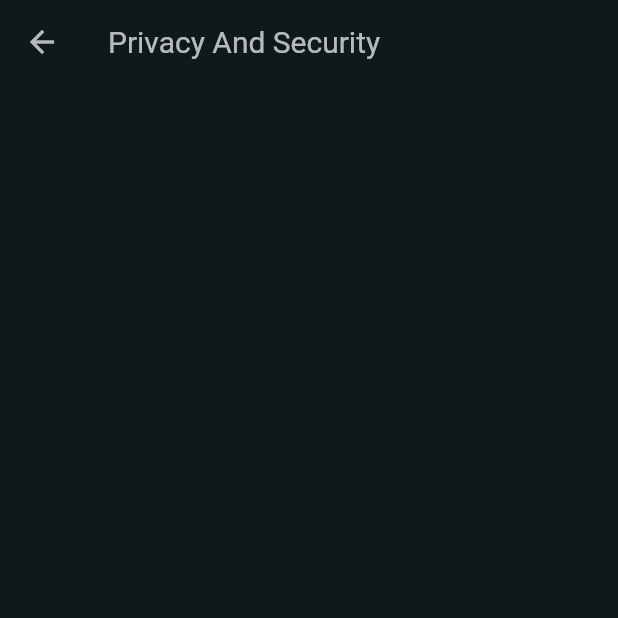
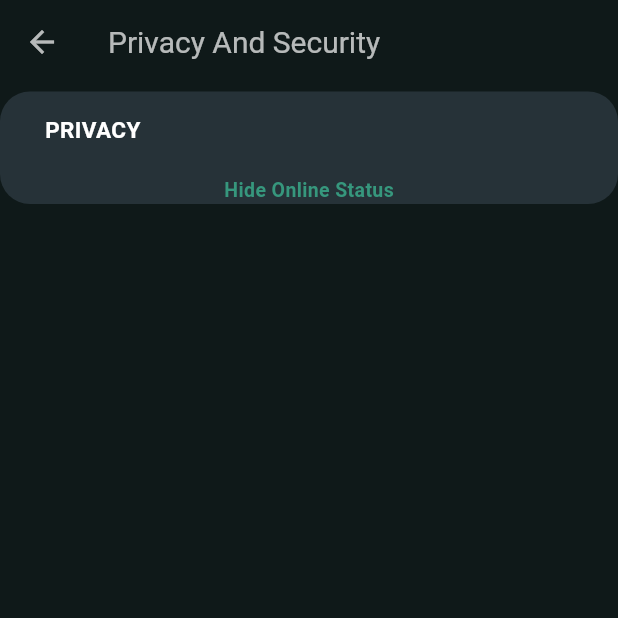
Before and after one commit to Marach8/FlutterProject_chat_app, a Flutter app: the SettingsView screen opened by its route, after a tap on "Privacy And Security", on a phone screen of 412 x 824 dp, the top half of it. Run offline on Flutter 3.47's test engine with Material 3 defaults, Android fonts, the phone set to English and light mode, and no system bars; our stand-ins replace auto_size_text, contacts_service, gap, permission_handler; missing offline and left inert: clipboard, device_apps.

Commit message:
Still on the privacy settings

```diff
--- a/chat_app/lib/constants/colors.dart
+++ b/chat_app/lib/constants/colors.dart
@@ -2,6 +2,6 @@ import 'package:flutter/material.dart';
 
 const customWhiteColor = Colors.white;
 const customWhite70Color = Colors.white70;
-const customGreenColor = Color.fromARGB(255, 28, 130, 103);
+const customGreenColor = Color.fromARGB(255, 54, 151, 125);
 const customBackgroundColor = Color.fromARGB(255, 15, 25, 25);
 final customForegroundColor = Colors.blueGrey.shade900;
--- a/chat_app/lib/custom_widgets/listtile_widget.dart
+++ b/chat_app/lib/custom_widgets/listtile_widget.dart
@@ -1,3 +1,4 @@
+import 'package:chat_app/constants/colors.dart';
 import 'package:chat_app/custom_widgets/text_widget.dart';
 import 'package:flutter/material.dart';
 
@@ -9,10 +10,10 @@ class CustomListTile extends StatelessWidget{
   @override
   Widget build(BuildContext context){
     return Material(
-      color: const Color.fromARGB(255, 15, 25, 25),
+      color: customBackgroundColor,
       child: ListTile(
         title: CustomTextWidget(color: Colors.white, size: 16, fontWeight: FontWeight.w400, text: title),
-        leading: Icon(leadingIcon, color:const Color.fromARGB(255, 38, 165, 132), size: 25),
+        leading: Icon(leadingIcon, color:customGreenColor, size: 25),
         trailing: Icon(trailingIcon, size: 15, color: Colors.white38),
         tileColor: Colors.blueGrey.shade900, //dense: true,
         shape: RoundedRectangleBorder(borderRadius: BorderRadius.circular(20)),
@@ -26,14 +27,14 @@ class CustomListTile extends StatelessWidget{
 
 
 class CustomContainer extends StatelessWidget{
-  final List<Widget> children; final Color? color;
-  const CustomContainer({required this.children, this.color, super.key});
+  final List<Widget> children; //final Color? color;
+  const CustomContainer({required this.children, super.key});
 
   @override
   Widget build(BuildContext context){
     return Container(
       decoration: BoxDecoration(
-        color: color,
+        color: customForegroundColor,
         borderRadius: const BorderRadius.all(Radius.circular(20))
       ),
       child: Column(children: children,)
--- a/chat_app/lib/custom_widgets/text_widget.dart
+++ b/chat_app/lib/custom_widgets/text_widget.dart
@@ -1,18 +1,18 @@
 import 'package:flutter/material.dart';
 
 class CustomTextWidget extends StatelessWidget{
-  final Color? color; final String text;
+  final Color? color; final String? text;
   final double size; final FontWeight fontWeight;
 
   const CustomTextWidget({
-    this.color, required this.size, required this.fontWeight, required this.text,
+    this.color, required this.size, required this.fontWeight, this.text,
     super.key,
   });
 
   @override
   Widget build(BuildContext context) {
     return Text(
-      text,
+      text ?? '',
       style: TextStyle(
         fontSize: size, fontWeight: fontWeight, color: color,
       )
--- a/chat_app/lib/views/privacysecurity_view.dart
+++ b/chat_app/lib/views/privacysecurity_view.dart
@@ -1,7 +1,9 @@
 import 'package:chat_app/constants/colors.dart';
+import 'package:chat_app/custom_widgets/listtile_widget.dart';
 import 'package:chat_app/custom_widgets/text_widget.dart';
 import 'package:flutter/material.dart';
 import 'package:flutter/services.dart';
+import 'package:gap/gap.dart';
 
 class PrivacyAndSecurityView extends StatefulWidget{
   const PrivacyAndSecurityView({super.key});
@@ -21,6 +23,26 @@ class PASView extends State<PrivacyAndSecurityView>{
       appBar: AppBar(
         title: const CustomTextWidget(size: 20, fontWeight: FontWeight.w400, text: 'Privacy And Security'),
         backgroundColor: customBackgroundColor, foregroundColor: customWhite70Color,
+      ),
+      body: ListView(
+        children: const [
+          Gap(5),
+          CustomContainer(
+            children: [
+              Gap(15),
+              Padding(
+                padding: EdgeInsets.only(left:30),
+                child: Align(
+                  alignment: Alignment.centerLeft,
+                  child: CustomTextWidget(size: 15, fontWeight: FontWeight.w600, text: 'PRIVACY', color: customWhiteColor)
+                ),
+              ),
+              Gap(20),
+              CustomTextWidget(size: 13, fontWeight: FontWeight.w600, color: customGreenColor, text: 'Hide Online Status'),
+
+            ]
+          ),
+        ]
       )
     )
   );
--- a/chat_app/lib/views/settings_view.dart
+++ b/chat_app/lib/views/settings_view.dart
@@ -26,7 +26,7 @@ class SettingsView extends StatelessWidget{
           children: [
             const Gap(10),
             CustomContainer(
-              color: customForegroundColor,
+              //color: customForegroundColor,
               children: [
                 CustomListTile(
                   leadingIcon: Icons.lock_sharp, title: 'Privacy And Security', trailingIcon: Icons.arrow_forward_ios_sharp,
@@ -35,9 +35,9 @@ class SettingsView extends StatelessWidget{
               ]
             ),
             const Gap(10),
-            CustomContainer(
-              color: customForegroundColor,
-              children: const [
+            const CustomContainer(
+              //color: customForegroundColor,
+              children: [
                 CustomListTile(leadingIcon: Icons.photo, title: 'GBStickers', trailingIcon: Icons.arrow_forward_ios_sharp,),
                 CustomDivider(),
                 CustomListTile(leadingIcon: Icons.update_sharp, title: 'Updates', trailingIcon: Icons.arrow_forward_ios_sharp,),
@@ -46,9 +46,9 @@ class SettingsView extends StatelessWidget{
               ]
             ),
             const Gap(10),
-            CustomContainer(
-              color: customForegroundColor,
-              children: const [
+            const CustomContainer(
+              //color: customForegroundColor,
+              children: [
                 CustomListTile(leadingIcon: Icons.brush_outlined, title: 'Themes', trailingIcon: Icons.arrow_forward_ios_sharp,),
                 CustomDivider(),
                 CustomListTile(leadingIcon: Icons.tune_sharp, title: 'Universal', trailingIcon: Icons.arrow_forward_ios_sharp,),
@@ -61,9 +61,9 @@ class SettingsView extends StatelessWidget{
               ]
             ),
             const Gap(10),
-            CustomContainer(
-              color: customForegroundColor,
-              children: const [
+            const CustomContainer(
+              //color: customForegroundColor,
+              children: [
                 CustomListTile(leadingIcon: Icons.share_sharp, title: 'Share GBWhatsApp Pro', trailingIcon: Icons.arrow_forward_ios_sharp,),
               ]
             )
```
